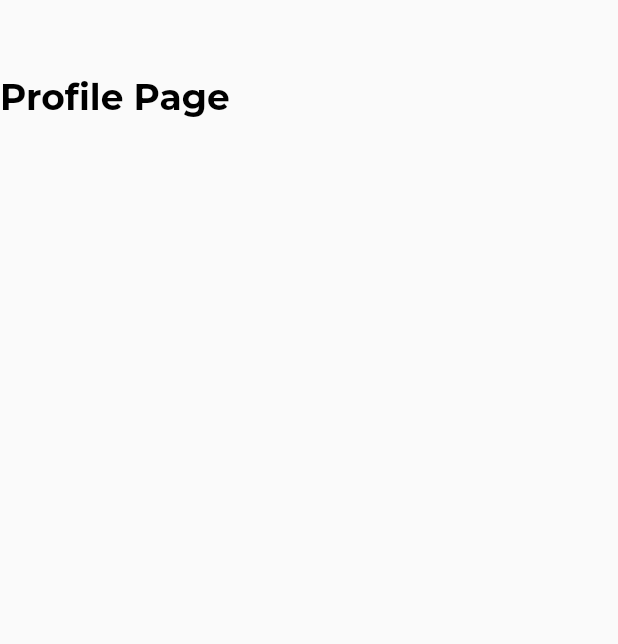
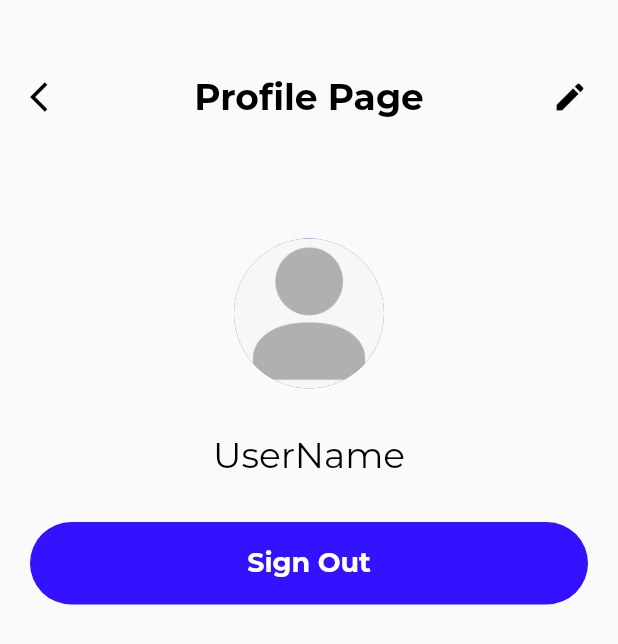
Before and after one commit to akab1902/PersonalTrainingApp, a Flutter app: the ProfilePage screen opened directly, on a phone screen of 412 x 824 dp. Shown: the top 644 px of the screen. Run offline on Flutter 3.47's test engine with Material 2 defaults, Android fonts, the phone set to English and light mode, and no system bars; our stand-ins replace camera, dropdown_button2, firebase_auth, firebase_core, flutter_bloc, flutter_secure_storage and 2 more; accounts and stored records are empty.

Commit message:
add profile page UI

```diff
--- a/lib/core/const/color_constants.dart
+++ b/lib/core/const/color_constants.dart
@@ -6,7 +6,7 @@ class ColorConstants {
 
   static const textBlack = Color(0xFF000000);
   static const textWhite = Color(0xFFFFFFFF);
-  static const backgroundWhite = Color(0xFFF5F5F5);
+  static const backgroundWhite = Color(0xFFFFFFFF);
 
   static const white = Color(0xFFFFFFFF);
   static const grey = Color(0xffc7c7c7);
--- a/lib/screens/camera/bloc/camera_bloc.dart
+++ b/lib/screens/camera/bloc/camera_bloc.dart
@@ -39,14 +39,14 @@ class CameraBloc extends Bloc<CameraEvent, CameraState>{
 
   Future<void> _onCameraStartRecording(CameraStartRecording event, Emitter<CameraState> emit) async {
     if(state is CameraReadyState){
-      startVideoRecording();
+      // startVideoRecording();
       startTimer();
     }
   }
 
   Future<void> _onCameraStopRecording(CameraStopRecording event, Emitter<CameraState> emit) async {
     if(state is CameraRecordingInProgressState){
-      stopVideoRecording();
+      // stopVideoRecording();
       stopTimer();
       //save video and exercise data
     }
--- /dev/null
+++ b/lib/screens/profile/bloc/profile_bloc.dart
@@ -0,0 +1,24 @@
+import 'package:flutter_bloc/flutter_bloc.dart';
+import 'package:flutter/material.dart';
+
+import '../../../core/service/auth_service.dart';
+
+part 'profile_event.dart';
+
+part 'profile_state.dart';
+
+class ProfileBloc extends Bloc<ProfileEvent, ProfileState> {
+  ProfileBloc() : super(ProfileInitial()) {
+    on<OnSignOutTapped>(_onSignOutTapped);
+  }
+
+  Future<void> _onSignOutTapped(
+      OnSignOutTapped event, Emitter<ProfileState> emit) async {
+    try {
+      await AuthService.signOut();
+      emit(NextSignOutState());
+    } catch (e) {
+      emit(ErrorState(message: e.toString()));
+    }
+  }
+}
--- /dev/null
+++ b/lib/screens/profile/bloc/profile_event.dart
@@ -0,0 +1,6 @@
+part of 'profile_bloc.dart';
+
+@immutable
+abstract class ProfileEvent {}
+
+class OnSignOutTapped extends ProfileEvent {}
--- /dev/null
+++ b/lib/screens/profile/bloc/profile_state.dart
@@ -0,0 +1,16 @@
+part of 'profile_bloc.dart';
+
+@immutable
+abstract class ProfileState {}
+
+class ProfileInitial extends ProfileState{}
+
+class ShowErrorState extends ProfileState {}
+
+class ErrorState extends ProfileState {
+  final String message;
+
+  ErrorState({required this.message});
+}
+
+class NextSignOutState extends ProfileState {}
--- a/lib/screens/profile/page/profile_page.dart
+++ b/lib/screens/profile/page/profile_page.dart
@@ -1,6 +1,10 @@
 import 'package:flutter/material.dart';
+import 'package:flutter_bloc/flutter_bloc.dart';
+import 'package:personal_training_app/screens/signin/page/signin_page.dart';
 
 import '../../../core/const/color_constants.dart';
+import '../bloc/profile_bloc.dart';
+import '../widget/profile_content.dart';
 
 class ProfilePage extends StatelessWidget {
   const ProfilePage({Key? key}) : super(key: key);
@@ -8,20 +12,70 @@ class ProfilePage extends StatelessWidget {
   @override
   Widget build(BuildContext context) {
     return Scaffold(
-        body: GestureDetector(
+        body: Column(
+          children: [
+            Padding(
+              padding: const EdgeInsets.symmetric(vertical: 50, horizontal: 20),
+              child: Row(
+                mainAxisAlignment: MainAxisAlignment.spaceBetween,
+                children: [
+                  GestureDetector(
                     onTap: (){
                       Navigator.pop(context);
                     },
-    child: Container(
-          margin: const EdgeInsets.only(top: 50),
-          child: const Text(
+                    child: const Icon(
+                      Icons.arrow_back_ios,
+                      color: ColorConstants.black,
+                    ),
+                  ),
+                  const Text(
                     'Profile Page',
                     style: TextStyle(
                         fontSize: 24,
                         fontWeight: FontWeight.bold,
                         color: ColorConstants.textBlack),
                   ),
+                  GestureDetector(
+                    onTap: (){
+
+                    },
+                    child: const Icon(
+                      Icons.edit,
+                      color: ColorConstants.black,
+                    ),
+                  ),
+                ],
+              ),
+            ),
+            const SizedBox(height: 30),
+            _buildBody(context)
+          ],
         )
-    ));
+    );
   }
+
+  BlocProvider<ProfileBloc> _buildBody(BuildContext context) {
+    return BlocProvider<ProfileBloc>(
+      create: (BuildContext context) => ProfileBloc(),
+      child: BlocConsumer<ProfileBloc, ProfileState>(
+          buildWhen: (_, currState) => currState is ProfileInitial,
+          builder: (context, state) {
+            return const ProfileContent();
+          },
+          listenWhen: (_, currState) =>
+          currState is ErrorState||
+              currState is NextSignOutState,
+          listener: (context, state) {
+            if (state is NextSignOutState) {
+              Navigator.pushReplacement(
+                  context, MaterialPageRoute(builder: (_) => const SignInPage()));
+            } else if (state is ErrorState) {
+              ScaffoldMessenger.of(context).showSnackBar(
+                SnackBar(content: Text(state.message)),
+              );
             }
+          }),
+    );
+  }
+
+}
--- /dev/null
+++ b/lib/screens/profile/widget/profile_content.dart
@@ -0,0 +1,70 @@
+import 'package:flutter/material.dart';
+import 'package:flutter_bloc/flutter_bloc.dart';
+import 'package:personal_training_app/core/%20common_widgets/custom_button.dart';
+import 'package:personal_training_app/core/const/color_constants.dart';
+import 'package:personal_training_app/screens/profile/bloc/profile_bloc.dart';
+
+import '../../../core/const/path_constants.dart';
+
+class ProfileContent extends StatelessWidget {
+  const ProfileContent({Key? key}) : super(key: key);
+
+  @override
+  Widget build(BuildContext context) {
+    final bloc = BlocProvider.of<ProfileBloc>(context);
+
+    return Padding(
+      padding: const EdgeInsets.symmetric(horizontal: 20),
+      child: Column(
+        crossAxisAlignment: CrossAxisAlignment.center,
+        mainAxisAlignment: MainAxisAlignment.start,
+        children: [
+          BlocBuilder<ProfileBloc, ProfileState>(
+            buildWhen: (_, currState) => currState is ProfileInitial,
+            builder: (context, state) {
+              // final photoUrl =
+              // state is ProfileInitial ? state.photoURL : null;
+              return GestureDetector(
+                child: const CircleAvatar(
+                  backgroundImage:
+                  AssetImage(PathConstants.profilePlaceholder),
+                  radius: 50,
+                ),
+                //     : CircleAvatar(
+                //   radius: 30,
+                //   child: ClipOval(
+                //     child: FadeInImage.assetNetwork(
+                //       placeholder: PathConstants.profilePlaceholder,
+                //       image: photoUrl,
+                //       fit: BoxFit.cover,
+                //       width: 200,
+                //       height: 120,
+                //     ),
+                //   ),
+                // ),
+                onTap: () async {
+
+                },
+              );
+            },
+          ),
+          const SizedBox(height: 30,),
+          const Text(
+            "UserName",
+            style: TextStyle(
+                fontWeight: FontWeight.normal,
+                fontSize: 24,
+                color: ColorConstants.textBlack),
+          ),
+          const SizedBox(height: 30,),
+          CustomButton(
+              title: 'Sign Out',
+              onTap: () {
+                bloc.add(OnSignOutTapped());
+              }
+          )
+        ],
+      ),
+    );
+  }
+}
--- a/lib/screens/stats/page/stats_page.dart
+++ b/lib/screens/stats/page/stats_page.dart
@@ -9,7 +9,7 @@ class StatsPage extends StatelessWidget {
   Widget build(BuildContext context) {
     return Scaffold(
         body: Container(
-          margin: const EdgeInsets.only(top: 50),
+          margin: const EdgeInsets.only(top: 50, left: 20),
           child: const Text(
             'Stats Page',
             style: TextStyle(
```
Also changed, not shown: lib/screens/camera/page/camera_page.dart (+4 -26 lines), lib/screens/camera/widget/record_button_widget.dart (renamed from lib/screens/camera/widget/record_button.dart). Lines whose indentation alone changed are shown as unchanged.
